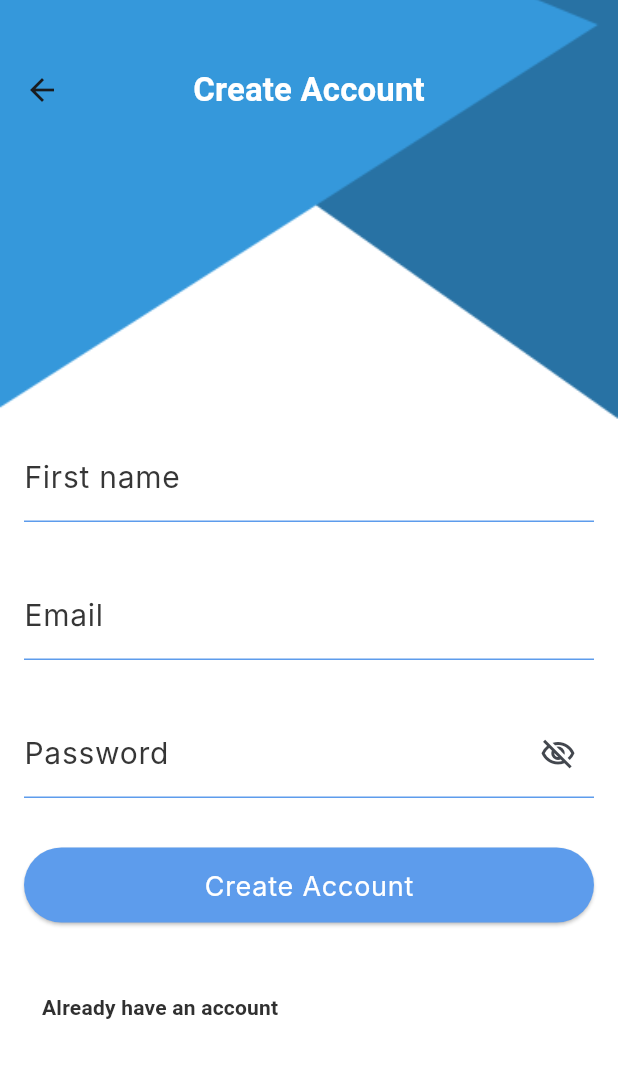
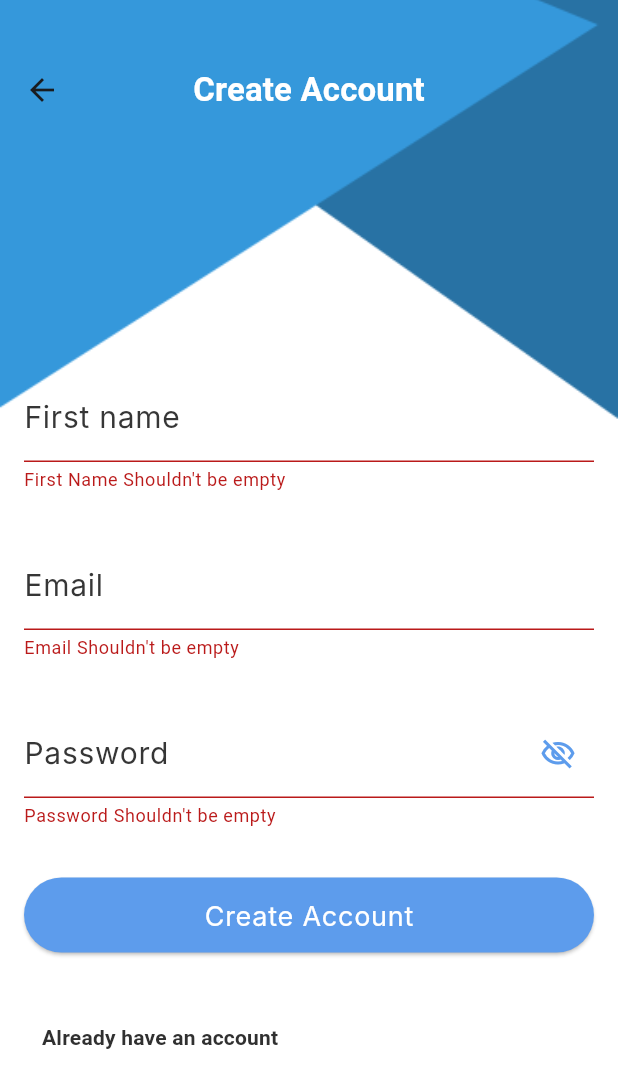
Before and after one commit to FatmaElhosary/todo_app, a Flutter app: the RegisterScreen screen opened by its route, after a tap on "Create Account", on a phone screen of 412 x 824 dp. Shown: the top 1088 px of the screen. Run offline on Flutter 3.47's test engine with Material 3 defaults, Android fonts, the phone set to English and light mode, and no system bars; our stand-ins replace cloud_firestore, easy_date_timeline, firebase_core, flutter_slidable, shared_preferences; accounts and stored records are empty; generated files the repository leaves out were written again; Roboto replaces fonts that are missing (Inter, Poppins).

Commit message:
finished validation and translation

```diff
--- a/lib/auth/register_form.dart
+++ b/lib/auth/register_form.dart
@@ -1,6 +1,9 @@
 import 'package:flutter/material.dart';
+import 'package:todo_app/screens/home_screen.dart';
+import 'package:todo_app/shared/shared.dart';
 import 'package:todo_app/widgets/elaveted_btn.dart';
 import 'package:todo_app/widgets/text_form_field.dart';
+import 'package:flutter_gen/gen_l10n/app_localizations.dart';
 
 class RegisterForm extends StatefulWidget {
   const RegisterForm({super.key});
@@ -13,6 +16,8 @@ class _RegisterFormState extends State<RegisterForm> {
   final emailController = TextEditingController();
   final passwordController = TextEditingController();
   final userNameController = TextEditingController();
+  final formKey = GlobalKey<FormState>();
+
   @override
   void dispose() {
     emailController.dispose();
@@ -23,35 +28,68 @@ class _RegisterFormState extends State<RegisterForm> {
 
   @override
   Widget build(BuildContext context) {
+    final local = AppLocalizations.of(context)!;
     return Form(
+        key: formKey,
         child: ListView(
           padding: const EdgeInsets.symmetric(vertical: 33),
           shrinkWrap: true,
           children: <Widget>[
             GlobalTextField(
-            labelText: 'First name', controller: userNameController),
-        const SizedBox(
-          height: 33,
+              labelText: local.name,
+              controller: userNameController,
+              validator: (input) {
+                if (input == null || input.isEmpty) {
+                  return local.nameEmpty;
+                }
+                return null;
+              },
             ),
-        GlobalTextField(labelText: 'Email', controller: emailController),
             const SizedBox(
               height: 33,
             ),
             GlobalTextField(
-          labelText: 'Password',
+              labelText: local.email,
+              controller: emailController,
+              validator: (input) {
+                if (input == null || input.isEmpty) {
+                  return local.emailEmpty;
+                } else if (!isValidEmail(input)) {
+                  return local.emailNotValid;
+                }
+                return null;
+              },
+            ),
+            const SizedBox(
+              height: 33,
+            ),
+            GlobalTextField(
+              labelText: local.passwowrd,
               controller: passwordController,
               isPassword: true,
+              validator: (input) {
+                if (input == null || input.isEmpty) {
+                  return local.passwordEmpty;
+                } else if (input.length < 6) {
+                  return local.passwordLength;
+                }
+                return null;
+              },
             ),
             const SizedBox(
               height: 33,
             ),
             GlobalButton(
-          text: 'Create Account',
+              text: local.register,
               onPressed: register,
             ),
           ],
         ));
   }
 
-  void register() {}
+  void register() {
+    if (formKey.currentState!.validate()) {
+      Navigator.of(context).pushReplacementNamed(HomeScreen.routeName);
     }
+  }
+}
--- a/lib/auth/register_screen.dart
+++ b/lib/auth/register_screen.dart
@@ -2,23 +2,24 @@ import 'package:flutter/material.dart';
 import 'package:todo_app/auth/login_screen.dart';
 import 'package:todo_app/auth/register_form.dart';
 import 'package:todo_app/widgets/text_button.dart';
+import 'package:flutter_gen/gen_l10n/app_localizations.dart';
 
 class RegisterScreen extends StatelessWidget {
   const RegisterScreen({super.key});
   static const routeName = '/register';
   @override
   Widget build(BuildContext context) {
+    final local = AppLocalizations.of(context)!;
     return Scaffold(
       resizeToAvoidBottomInset: false,
       appBar: AppBar(
-        title: const Text('Create Account'),
+        title: Text(local.register),
         centerTitle: true,
         titleTextStyle: Theme.of(context).textTheme.titleSmall!.copyWith(
               color: Theme.of(context).colorScheme.primaryContainer,
             ),
         backgroundColor: Colors.transparent,
         toolbarHeight: 120,
-
       ),
       extendBodyBehindAppBar: true,
       body: Container(
@@ -39,7 +40,7 @@ class RegisterScreen extends StatelessWidget {
             ),
             const RegisterForm(),
             GlobalTextButton(
-              text: 'Already have an account',
+              text: local.alreadyHaveAccount,
               onPressed: () => Navigator.pushReplacementNamed(
                   context, LoginScreen.routeName),
             ),
--- a/lib/firebase_utils.dart
+++ b/lib/firebase_utils.dart
@@ -22,7 +22,7 @@ class FirebaseUtils {
     final QuerySnapshot<Task> querySnapShot = await tasksCollection
         .where('dateTime', isGreaterThanOrEqualTo: startDay)
         .where('dateTime', isLessThanOrEqualTo: endDay)
-        .orderBy('dateTime')
+        .orderBy('dateTime', descending: true)
         .get();
     return querySnapShot.docs.map((snapShot) => snapShot.data()).toList();
   }
--- a/lib/l10n/app_en.arb
+++ b/lib/l10n/app_en.arb
@@ -22,6 +22,22 @@
     "errorTaskEdit":"Error.. try again",
     "edit":"Edit",
     "taskDeleted":"Task Deleted Successfully",
-    "undo":"Undo"
+    "undo":"Undo",
+    "emailEmpty":"Email Shouldn't be empty",
+   "emailNotValid":"Email Not valid",
+    "passwordEmpty":"Password Shouldn't be empty",
+    "passwordLength":"Password must have more than six characters",
+    "nameEmpty":"First Name Shouldn't be empty",
+    "createAccount":"Or Create My Account",
+    "alreadyHaveAccount":"Already have an account",
+    "login":"Login",
+    "register":"Create Account",
+    "email":"Email",
+    "passwowrd":"Password",
+    "name":"First name",
+    "welcomeback":"Welcome back !"
+
+
+
 
 }
--- a/lib/main.dart
+++ b/lib/main.dart
@@ -26,7 +26,7 @@ void main() async {
       create: (context) => SettingsProvider()..initalizeSettings(),
     ),
     ChangeNotifierProvider(
-      create: (context) => TasksProvider()..getTasksBySelectedDate(),
+      create: (context) => TasksProvider(),
     ),
   ], child: const TodoApp()));
 }
--- a/lib/shared/shared.dart
+++ b/lib/shared/shared.dart
@@ -9,3 +9,9 @@ SnackBar getSnackbar(String textContent, {SnackBarAction? snackBarAction}) {
     action: snackBarAction,
   );
 }
+
+bool isValidEmail(String email) {
+  return RegExp(
+          r'^(([^<>()[\]\\.,;:\s@\"]+(\.[^<>()[\]\\.,;:\s@\"]+)*)|(\".+\"))@((\[[0-9]{1,3}\.[0-9]{1,3}\.[0-9]{1,3}\.[0-9]{1,3}\])|(([a-zA-Z\-0-9]+\.)+[a-zA-Z]{2,}))$')
+      .hasMatch(email);
+}
--- a/lib/widgets/date_picker_field.dart
+++ b/lib/widgets/date_picker_field.dart
@@ -33,6 +33,7 @@ class _DatePickerWidgetState extends State<DatePickerWidget> {
         ).then((date) {
           if (date != null) {
             setState(() {
+              print('date $date');
               widget.setTaskDate(date);
               selectedDate = date;
             });
--- a/lib/widgets/easy_calender.dart
+++ b/lib/widgets/easy_calender.dart
@@ -33,7 +33,7 @@ class _EasyCalenderState extends State<EasyCalender> {
         EasyInfiniteDateTimeLine(
           controller: _controller,
           firstDate: DateTime.now().subtract(const Duration(days: 365)),
-          focusDate: provider.currentDate,
+          focusDate: provider.selectedDate,
           lastDate: DateTime.now().add(const Duration(days: 365)),
           headerBuilder: (context, date) {
             return Row(
@@ -47,8 +47,9 @@ class _EasyCalenderState extends State<EasyCalender> {
                 ),
                 IconButton(
                     onPressed: () {
-                       provider.changeSelectedDate(DateTime.now());
+                      provider.changeSelectedDate(DateTime.now());
                       _controller.animateToDate(provider.currentDate);
+                      //_controller.animateToFocusDate();
                     },
                     icon: Icon(
                       Icons.restart_alt_rounded,
@@ -91,6 +92,7 @@ class _EasyCalenderState extends State<EasyCalender> {
           ),
           showTimelineHeader: true,
           onDateChange: (selectedDate) {
+            print('picker $selectedDate');
             provider.changeSelectedDate(selectedDate);
           },
         ),
--- a/lib/widgets/text_form_field.dart
+++ b/lib/widgets/text_form_field.dart
@@ -39,6 +39,7 @@ class _GlobalTextFieldState extends State<GlobalTextField> {
       maxLines: widget.maxLines,
       obscureText: isObsucure,
       decoration: InputDecoration(
+          suffixIconColor: Theme.of(context).colorScheme.primary,
           hintText: widget.hint,
           label: widget.labelText != null ? Text(widget.labelText!) : null,
           hintStyle: Theme.of(context).textTheme.labelSmall!.copyWith(
@@ -54,8 +55,12 @@ class _GlobalTextFieldState extends State<GlobalTextField> {
                     setState(() {});
                   },
                   icon: isObsucure
-                      ? const Icon(Icons.visibility_off_outlined)
-                      : const Icon(Icons.visibility_outlined))
+                      ? const Icon(
+                          Icons.visibility_off_outlined,
+                        )
+                      : const Icon(
+                          Icons.visibility_outlined,
+                        ))
               : null),
     );
   }
```
Also changed, not shown: lib/auth/login_form.dart (+29 -4 lines), lib/auth/login_screen.dart (+6 -4 lines), lib/l10n/app_ar.arb (+15 -1 lines), lib/providers/tasks_provider.dart (+13 -10 lines), lib/screens/add_task.dart (+21 -29 lines), lib/screens/home_screen.dart (+12 -0 lines). Lines whose indentation alone changed are shown as unchanged.
